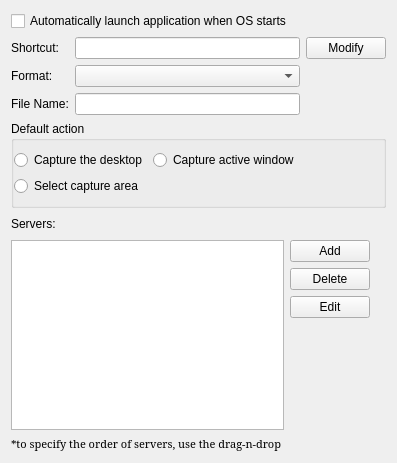
Above: qScreenshot/src/optionswidget.ui from etopian/qscreenshot before the change. Below: the same form after it.
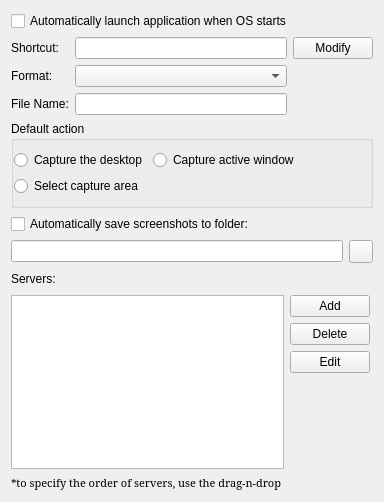
That is the form after the change. Icons and pictures are not drawn.

Commit message: add autosave option

The edit to the form file:
```diff
--- a/qScreenshot/src/optionswidget.ui
+++ b/qScreenshot/src/optionswidget.ui
@@ -6,8 +6,8 @@
    <rect>
     <x>0</x>
     <y>0</y>
-    <width>397</width>
-    <height>463</height>
+    <width>384</width>
+    <height>502</height>
    </rect>
   </property>
   <property name="windowTitle">
@@ -118,6 +118,31 @@
      </layout>
     </widget>
    </item>
+   <item>
+    <widget class="QCheckBox" name="cb_autosave">
+     <property name="text">
+      <string>Automatically save screenshots to folder:</string>
+     </property>
+    </widget>
+   </item>
+   <item>
+    <layout class="QHBoxLayout" name="horizontalLayout_3">
+     <item>
+      <widget class="QLineEdit" name="le_autosaveFolder"/>
+     </item>
+     <item>
+      <widget class="QToolButton" name="tb_autosaveFolder">
+       <property name="text">
+        <string/>
+       </property>
+       <property name="icon">
+        <iconset resource="screenshot.qrc">
+         <normaloff>:/icons/icons/browse.png</normaloff>:/icons/icons/browse.png</iconset>
+       </property>
+      </widget>
+     </item>
+    </layout>
+   </item>
    <item>
     <layout class="QHBoxLayout" name="horizontalLayout_2">
      <item>
```
Left out of the diff: 39 changed lines with no effect on the pictures. The commit also changes 8 other files.
